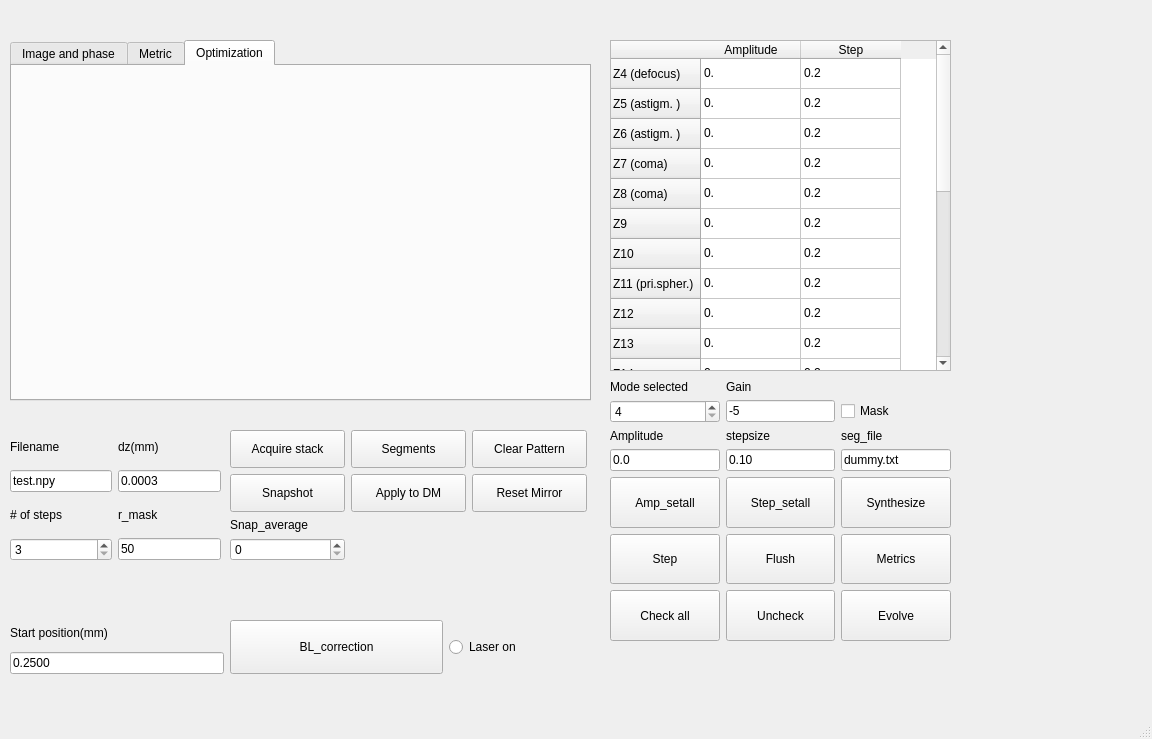
First picture: the form in modules/BMC_multicorrection/BMC_multicorrection_design.ui, repository Huanglab-ucsf/InControl, before the edit.
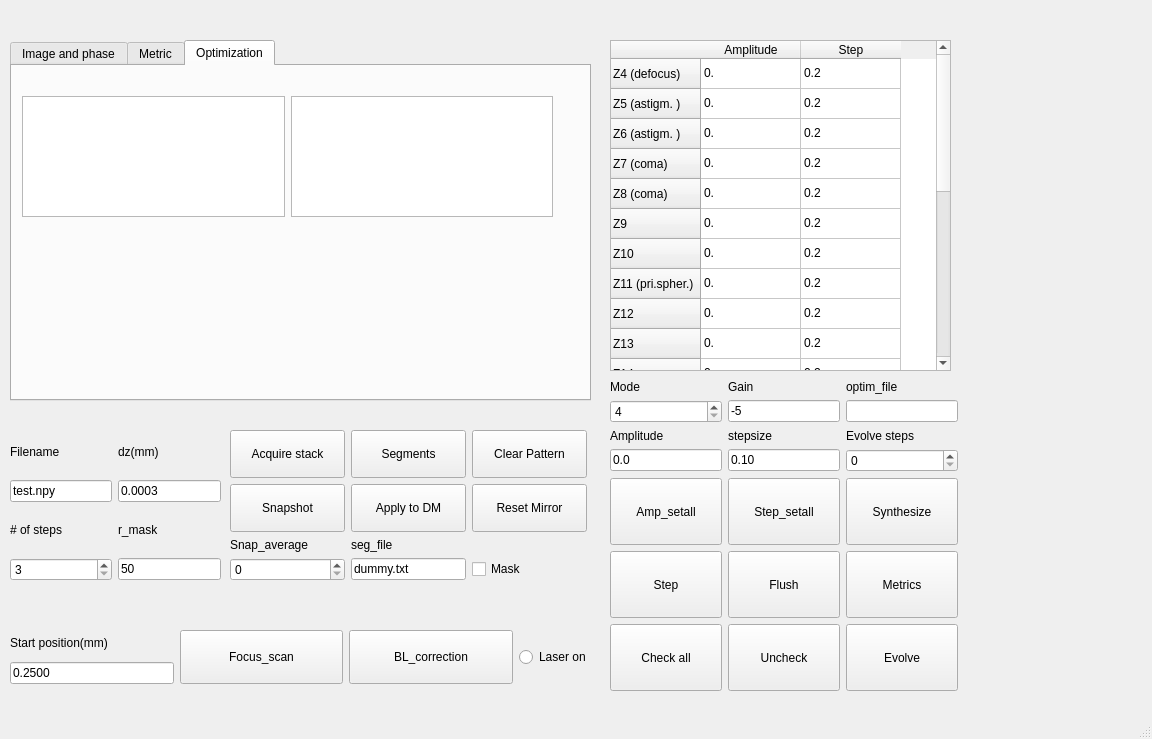
Second picture: the form after the edit. The open tabs and pages were chosen to show the change.

Patch:
```diff
--- a/modules/BMC_multicorrection/BMC_multicorrection_design.ui
+++ b/modules/BMC_multicorrection/BMC_multicorrection_design.ui
@@ -26,7 +26,7 @@
       <x>230</x>
       <y>430</y>
       <width>357</width>
-      <height>131</height>
+      <height>151</height>
      </rect>
     </property>
     <layout class="QGridLayout" name="grid_mainbuttons">
@@ -124,6 +124,33 @@
      <item row="3" column="0">
       <widget class="QSpinBox" name="spinBox_snaverage"/>
      </item>
+     <item row="3" column="1">
+      <widget class="QLineEdit" name="lineEdit_segfile">
+       <property name="text">
+        <string>dummy.txt</string>
+       </property>
+      </widget>
+     </item>
+     <item row="2" column="1">
+      <widget class="QLabel" name="label_segfile">
+       <property name="text">
+        <string>seg_file</string>
+       </property>
+      </widget>
+     </item>
+     <item row="3" column="4">
+      <widget class="QCheckBox" name="checkBox_mask">
+       <property name="sizePolicy">
+        <sizepolicy hsizetype="Expanding" vsizetype="Fixed">
+         <horstretch>0</horstretch>
+         <verstretch>0</verstretch>
+        </sizepolicy>
+       </property>
+       <property name="text">
+        <string>Mask</string>
+       </property>
+      </widget>
+     </item>
     </layout>
    </widget>
    <widget class="QTabWidget" name="tab_display">
@@ -203,6 +230,24 @@
      <attribute name="title">
       <string>Optimization</string>
      </attribute>
+     <widget class="QWidget" name="horizontalLayoutWidget_3">
+      <property name="geometry">
+       <rect>
+        <x>10</x>
+        <y>30</y>
+        <width>531</width>
+        <height>121</height>
+       </rect>
+      </property>
+      <layout class="QHBoxLayout" name="horizontalLayout">
+       <item>
+        <widget class="QGraphicsView" name="mpl_sharpness"/>
+       </item>
+       <item>
+        <widget class="QGraphicsView" name="mpl_signal"/>
+       </item>
+      </layout>
+     </widget>
     </widget>
    </widget>
    <widget class="QTableWidget" name="table_Zcoeffs">
@@ -563,8 +608,8 @@
      <rect>
       <x>610</x>
       <y>380</y>
-      <width>341</width>
-      <height>261</height>
+      <width>348</width>
+      <height>311</height>
      </rect>
     </property>
     <layout class="QGridLayout" name="grid_zernset">
@@ -581,13 +626,6 @@
        </property>
       </widget>
      </item>
-     <item row="2" column="2">
-      <widget class="QLabel" name="label_segfile">
-       <property name="text">
-        <string>seg_file</string>
-       </property>
-      </widget>
-     </item>
      <item row="0" column="0">
       <widget class="QLabel" name="label_zmode">
        <property name="sizePolicy">
@@ -597,7 +635,7 @@
         </sizepolicy>
        </property>
        <property name="text">
-        <string>Mode selected</string>
+        <string>Mode</string>
        </property>
       </widget>
      </item>
@@ -621,13 +659,6 @@
        </property>
       </widget>
      </item>
-     <item row="3" column="2">
-      <widget class="QLineEdit" name="lineEdit_segfile">
-       <property name="text">
-        <string>dummy.txt</string>
-       </property>
-      </widget>
-     </item>
      <item row="3" column="0">
       <widget class="QLineEdit" name="lineEdit_zernampli">
        <property name="sizePolicy">
@@ -713,13 +744,6 @@
        </property>
       </widget>
      </item>
-     <item row="1" column="2">
-      <widget class="QCheckBox" name="checkBox_mask">
-       <property name="text">
-        <string>Mask</string>
-       </property>
-      </widget>
-     </item>
      <item row="6" column="2">
       <widget class="QPushButton" name="pushButton_evolve">
        <property name="sizePolicy">
@@ -736,7 +760,7 @@
      <item row="5" column="2">
       <widget class="QPushButton" name="pushButton_singleEval">
        <property name="sizePolicy">
-        <sizepolicy hsizetype="Minimum" vsizetype="Expanding">
+        <sizepolicy hsizetype="Expanding" vsizetype="Expanding">
          <horstretch>0</horstretch>
          <verstretch>0</verstretch>
         </sizepolicy>
@@ -749,7 +773,7 @@
      <item row="4" column="0">
       <widget class="QPushButton" name="pushButton_ampall">
        <property name="sizePolicy">
-        <sizepolicy hsizetype="Minimum" vsizetype="Expanding">
+        <sizepolicy hsizetype="Expanding" vsizetype="Expanding">
          <horstretch>0</horstretch>
          <verstretch>0</verstretch>
         </sizepolicy>
@@ -762,7 +786,7 @@
      <item row="4" column="1">
       <widget class="QPushButton" name="pushButton_stpall">
        <property name="sizePolicy">
-        <sizepolicy hsizetype="Minimum" vsizetype="Expanding">
+        <sizepolicy hsizetype="Expanding" vsizetype="Expanding">
          <horstretch>0</horstretch>
          <verstretch>0</verstretch>
         </sizepolicy>
@@ -787,6 +811,12 @@
      </item>
      <item row="1" column="0">
       <widget class="QSpinBox" name="spinBox_Zmode">
+       <property name="sizePolicy">
+        <sizepolicy hsizetype="Expanding" vsizetype="Fixed">
+         <horstretch>0</horstretch>
+         <verstretch>0</verstretch>
+        </sizepolicy>
+       </property>
        <property name="minimum">
         <number>4</number>
        </property>
@@ -795,6 +825,39 @@
        </property>
       </widget>
      </item>
+     <item row="3" column="2">
+      <widget class="QSpinBox" name="spinBox_evsteps">
+       <property name="sizePolicy">
+        <sizepolicy hsizetype="Expanding" vsizetype="Minimum">
+         <horstretch>0</horstretch>
+         <verstretch>0</verstretch>
+        </sizepolicy>
+       </property>
+      </widget>
+     </item>
+     <item row="2" column="2">
+      <widget class="QLabel" name="label_evsteps">
+       <property name="sizePolicy">
+        <sizepolicy hsizetype="Expanding" vsizetype="Preferred">
+         <horstretch>0</horstretch>
+         <verstretch>0</verstretch>
+        </sizepolicy>
+       </property>
+       <property name="text">
+        <string>Evolve steps</string>
+       </property>
+      </widget>
+     </item>
+     <item row="1" column="2">
+      <widget class="QLineEdit" name="lineEdit_evname"/>
+     </item>
+     <item row="0" column="2">
+      <widget class="QLabel" name="label_evname">
+       <property name="text">
+        <string>optim_file</string>
+       </property>
+      </widget>
+     </item>
     </layout>
    </widget>
    <widget class="QWidget" name="gridLayoutWidget">
@@ -803,7 +866,7 @@
       <x>10</x>
       <y>430</y>
       <width>211</width>
-      <height>131</height>
+      <height>151</height>
      </rect>
     </property>
     <layout class="QGridLayout" name="grid_acquisition">
@@ -904,8 +967,8 @@
     <property name="geometry">
      <rect>
       <x>10</x>
-      <y>620</y>
-      <width>511</width>
+      <y>630</y>
+      <width>581</width>
       <height>54</height>
      </rect>
     </property>
@@ -928,6 +991,19 @@
        </item>
       </layout>
      </item>
+     <item>
+      <widget class="QPushButton" name="pushButton_fcscan">
+       <property name="sizePolicy">
+        <sizepolicy hsizetype="Expanding" vsizetype="Expanding">
+         <horstretch>0</horstretch>
+         <verstretch>0</verstretch>
+        </sizepolicy>
+       </property>
+       <property name="text">
+        <string>Focus_scan</string>
+       </property>
+      </widget>
+     </item>
      <item>
       <widget class="QPushButton" name="pushButton_BL">
        <property name="sizePolicy">
```
